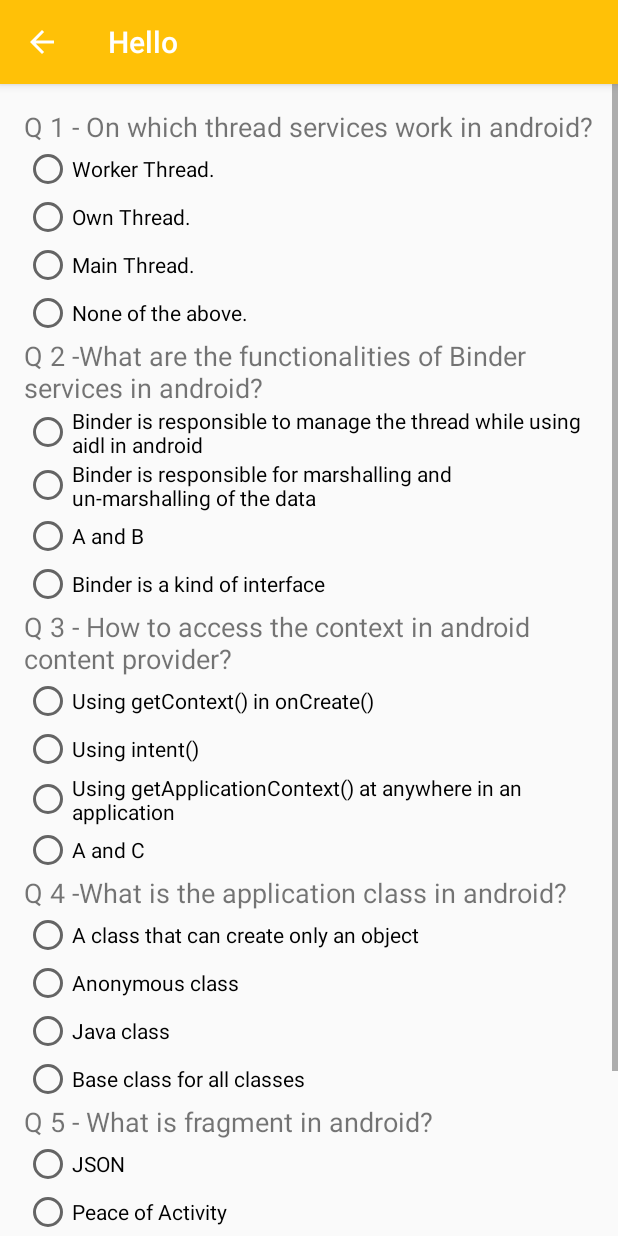
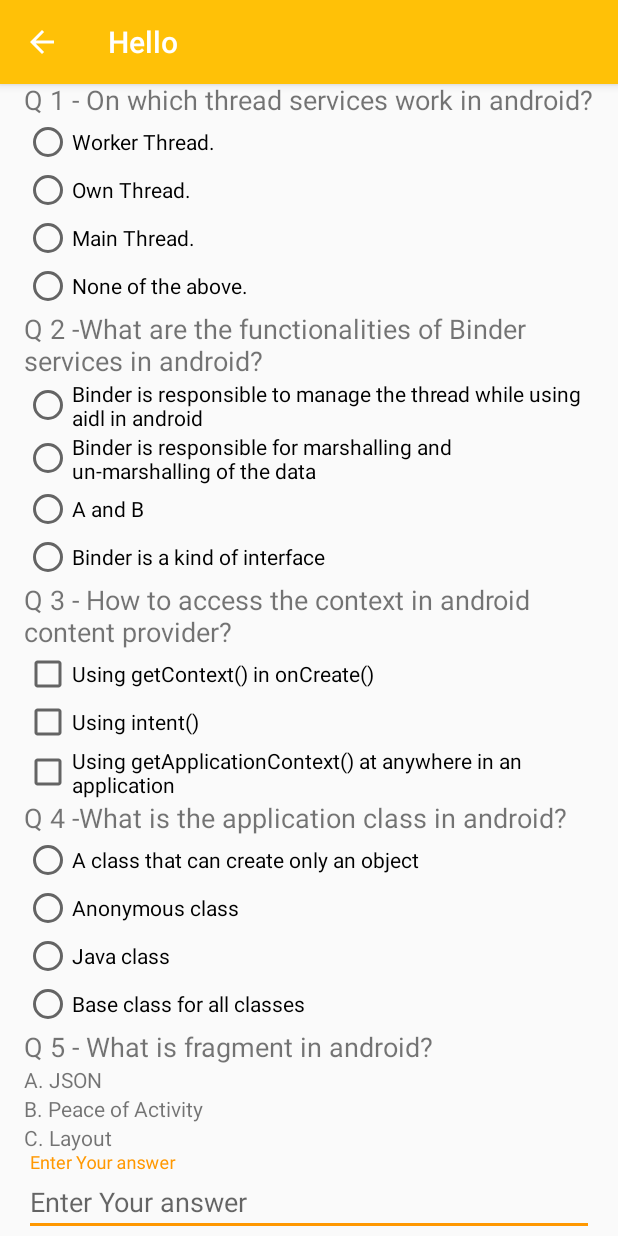
Before and after one commit to mangoliprasanna/QuizApp, an Android app: the screen it shows after launch (QuizActivity), after a tap on "START", on a phone screen of 412 x 824 dp. Run offline under Robolectric (Android 15) with nearby library versions, the phone set to English and light mode, and no system bars.

Commit message:
Instructor Modifications.

```diff
--- a/app/src/main/java/com/example/mango/quizapp/ResultActivity.java
+++ b/app/src/main/java/com/example/mango/quizapp/ResultActivity.java
@@ -5,6 +5,7 @@ import android.support.v7.app.AppCompatActivity;
 import android.os.Bundle;
 import android.view.View;
 import android.widget.TextView;
+import android.widget.Toast;
 
 public class ResultActivity extends AppCompatActivity {
 
@@ -23,6 +24,7 @@ public class ResultActivity extends AppCompatActivity {
         TextView wrong = (TextView) findViewById(R.id.wrong);
         wrong.setText((5 - i) + " Wrong");
         correct.setText(i + " Correct");
+        Toast.makeText(this, getString(R.string.congratulationText) + "With " + i + " Correct questions." , Toast.LENGTH_LONG).show();
     }
 
     public void restart(View view)
--- a/app/src/main/res/layout/activity_quiz.xml
+++ b/app/src/main/res/layout/activity_quiz.xml
@@ -77,28 +77,18 @@
             android:textSize = "@dimen/question_text"
             android:layout_height="wrap_content" />
 
-        <RadioGroup xmlns:android="http://schemas.android.com/apk/res/android"
-            android:layout_width="match_parent"
-            android:id="@+id/answer_3"
-            android:layout_height="wrap_content"
-            android:orientation="vertical">
-            <RadioButton android:id="@+id/radio3_btn_1"
+        <CheckBox android:id="@+id/checkbox3_btn_1"
             android:layout_width="wrap_content"
             android:layout_height="wrap_content"
             android:text="@string/question3_option_1" />
-            <RadioButton android:id="@+id/radio3_btn_2"
+        <CheckBox android:id="@+id/checkbox3_btn_2"
             android:layout_width="wrap_content"
             android:layout_height="wrap_content"
             android:text="@string/question3_option_2" />
-            <RadioButton android:id="@+id/radio3_btn_3"
+        <CheckBox android:id="@+id/checkbox3_btn_3"
             android:layout_width="wrap_content"
             android:layout_height="wrap_content"
             android:text="@string/question3_option_3" />
-            <RadioButton android:id="@+id/radio3_btn_4"
-                android:layout_width="wrap_content"
-                android:layout_height="wrap_content"
-                android:text="@string/question3_option_4" />
-        </RadioGroup>
 
         <TextView
             android:text = "@string/question_4"
@@ -135,28 +125,31 @@
             android:textSize = "@dimen/question_text"
             android:layout_height="wrap_content" />
 
-        <RadioGroup xmlns:android="http://schemas.android.com/apk/res/android"
-            android:layout_width="match_parent"
-            android:id="@+id/answer_5"
-            android:layout_height="wrap_content"
-            android:orientation="vertical">
-            <RadioButton android:id="@+id/radio5_btn_1"
+        <TextView android:id="@+id/text5_1"
             android:layout_width="wrap_content"
             android:layout_height="wrap_content"
             android:text="@string/question5_option_1" />
-            <RadioButton android:id="@+id/radio5_btn_2"
+        <TextView android:id="@+id/text5_2"
             android:layout_width="wrap_content"
             android:layout_height="wrap_content"
             android:text="@string/question5_option_2" />
-            <RadioButton android:id="@+id/radio5_btn_3"
+        <TextView android:id="@+id/text5_3"
             android:layout_width="wrap_content"
             android:layout_height="wrap_content"
             android:text="@string/question5_option_3" />
-            <RadioButton android:id="@+id/radio5_btn_4"
-                android:layout_width="wrap_content"
+
+        <android.support.design.widget.TextInputLayout
+            android:hint="@string/editText_hint"
+            android:layout_width="match_parent"
+            android:layout_height="wrap_content">
+
+            <EditText
+                android:id="@+id/question5_answer"
+                android:layout_width="match_parent"
                 android:layout_height="wrap_content"
-                android:text="@string/question5_option_4" />
-        </RadioGroup>
+                android:hint="@string/editText_hint"/>
+
+        </android.support.design.widget.TextInputLayout>
 
         <Button
             android:text="@string/quiz_submit"
--- a/app/src/main/res/values/strings.xml
+++ b/app/src/main/res/values/strings.xml
@@ -4,6 +4,8 @@
     <string name="main_btn_text">Start</string>
     <string name="quiz_submit">Submit</string>
     <string name="result_btn">Restart</string>
+    <string name="editText_hint">Enter Your answer</string>
+    <string name="congratulationText">You completed the quiz </string>
 
 
     <string name="question_1">Q 1 - On which thread services work in android?</string>
@@ -32,10 +34,10 @@
 
 
     <string name="question_5">Q 5 - What is fragment in android?</string>
-    <string name="question5_option_1">JSON</string>
-    <string name="question5_option_2">Peace of Activity</string>
-    <string name="question5_option_3">Layout</string>
-    <string name="question5_option_4">None of the above</string>
+    <string name="question5_option_1">A. JSON</string>
+    <string name="question5_option_2">B. Peace of Activity</string>
+    <string name="question5_option_2_back">peace of activity</string>
+    <string name="question5_option_3">C. Layout</string>
 
 
 </resources>
```
Also changed, not shown: app/src/main/java/com/example/mango/quizapp/QuizActivity.java (+23 -19 lines). Lines whose indentation alone changed are shown as unchanged.
